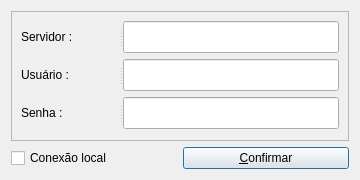
Before: the Qt Designer form Login/loginDialog.ui in dsgoficial/SAP_Operador, drawn with Qt 5.
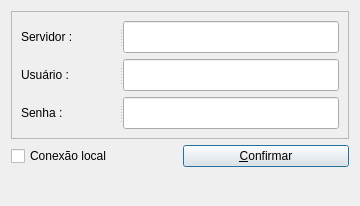
After: the same form once the commit is applied.

Patch:
```diff
--- a/Login/loginDialog.ui
+++ b/Login/loginDialog.ui
@@ -7,7 +7,7 @@
     <x>0</x>
     <y>0</y>
     <width>360</width>
-    <height>180</height>
+    <height>206</height>
    </rect>
   </property>
   <property name="windowTitle">
@@ -145,6 +145,13 @@
      </property>
     </widget>
    </item>
+   <item row="2" column="0">
+    <widget class="QLabel" name="version_text">
+     <property name="text">
+      <string/>
+     </property>
+    </widget>
+   </item>
   </layout>
  </widget>
  <tabstops>
```
